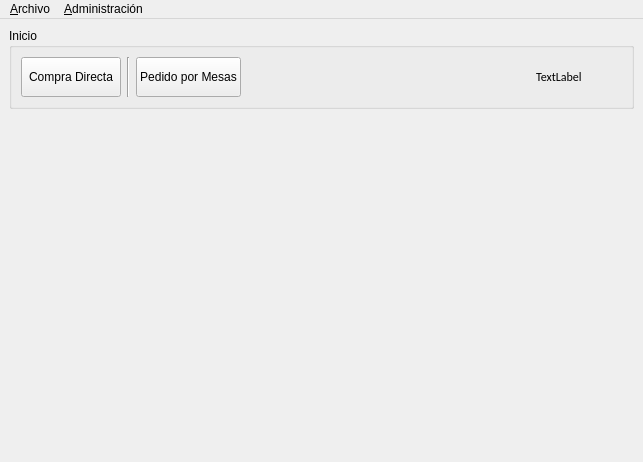
The window that nostro/main_window/main_window.ui (manuell12/CafeNostro) describes before a commit, drawn with Qt 5.
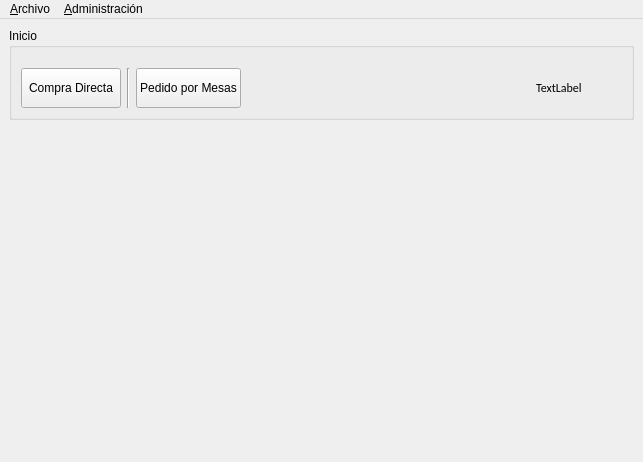
The same window after the commit.

The edit to the form file:
```diff
--- a/nostro/main_window/main_window.ui
+++ b/nostro/main_window/main_window.ui
@@ -30,6 +30,9 @@
        <bool>false</bool>
       </property>
       <layout class="QHBoxLayout" name="horizontalLayout_2">
+       <property name="topMargin">
+        <number>20</number>
+       </property>
        <item>
         <layout class="QHBoxLayout" name="horizontalLayout">
          <item>
```
